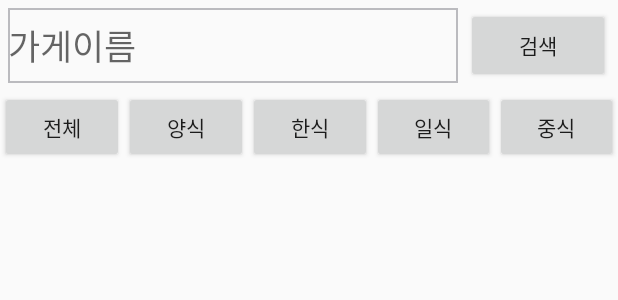
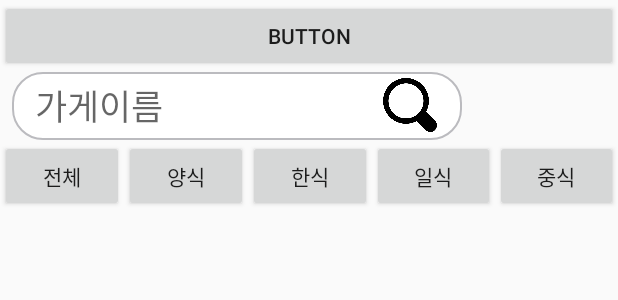
Before and after one commit to seokee33/FoodSearch, an Android app: the layout activity_menu__list.xml on its own in the app's theme, with its tools: preview values and no code run, on a phone screen of 412 x 824 dp. Shown: the top 300 px of the screen. Run offline under Robolectric (Android 15) with nearby library versions, the phone set to English and light mode, and no system bars.

Commit message:
update:2020/05/06 time : 09:37

```diff
--- a/app/src/main/AndroidManifest.xml
+++ b/app/src/main/AndroidManifest.xml
@@ -14,6 +14,7 @@
         android:roundIcon="@mipmap/ic_launcher_round"
         android:supportsRtl="true"
         android:theme="@style/AppTheme">
+        <activity android:name=".ShopMyLocation"></activity>
         <activity android:name=".streetMap" />
         <activity android:name=".ShopInfo" />
         <activity
--- a/app/src/main/res/layout/activity_menu__list.xml
+++ b/app/src/main/res/layout/activity_menu__list.xml
@@ -9,31 +9,48 @@
     <LinearLayout
         android:layout_width="match_parent"
         android:layout_height="wrap_content"
-        android:orientation="horizontal">
+        android:orientation="vertical">
+
+        <Button
+            android:id="@+id/btn_Location"
+            android:layout_width="match_parent"
+            android:layout_height="wrap_content"
+            android:text="Button" />
+    </LinearLayout>
+
+    <androidx.constraintlayout.widget.ConstraintLayout
+        android:layout_width="match_parent"
+        android:layout_height="wrap_content">
 
         <EditText
             android:id="@+id/et_SearchShop"
             android:layout_width="300dp"
-            android:layout_height="50dp"
-            android:layout_gravity="center"
-            android:layout_marginTop="5dp"
-            android:layout_marginLeft="5dp"
-            android:layout_marginBottom="5dp"
-            android:background="@drawable/box"
+            android:layout_height="45dp"
+            android:layout_marginStart="8dp"
+            android:layout_marginLeft="8dp"
+            android:background="@drawable/searchbox"
             android:ems="10"
             android:hint="가게이름"
             android:inputType="textPersonName"
-            android:textSize="23sp" />
+            android:paddingLeft="15dp"
+            android:textSize="23sp"
+            app:layout_constraintBottom_toBottomOf="parent"
+            app:layout_constraintStart_toStartOf="parent"
+            app:layout_constraintTop_toTopOf="parent" />
 
         <Button
             android:id="@+id/btn_Search"
-            android:layout_width="match_parent"
-            android:layout_height="50dp"
-            android:layout_marginTop="5dp"
-            android:layout_marginLeft="5dp"
-            android:layout_marginRight="5dp"
-            android:text="검색" />
-    </LinearLayout>
+            android:layout_width="36dp"
+            android:layout_height="36dp"
+            android:layout_marginBottom="5dp"
+            android:background="@drawable/find"
+            app:layout_constraintBottom_toBottomOf="@+id/et_SearchShop"
+            app:layout_constraintEnd_toEndOf="@+id/et_SearchShop"
+            app:layout_constraintHorizontal_bias="0.938"
+            app:layout_constraintStart_toStartOf="@+id/et_SearchShop"
+            app:layout_constraintTop_toTopOf="@id/et_SearchShop"
+            app:layout_constraintVertical_bias="1.0" />
+    </androidx.constraintlayout.widget.ConstraintLayout>
 
     <LinearLayout
         android:layout_width="match_parent"
```
Also changed, not shown: app/src/main/java/com/nadu/foodsearch/Menu_List.java (+30 -43 lines), app/src/main/java/com/nadu/foodsearch/ShopMyLocation.java (added, +32 -0 lines), app/src/main/res/layout/activity_shop_my_location.xml (added, +51 -0 lines).
